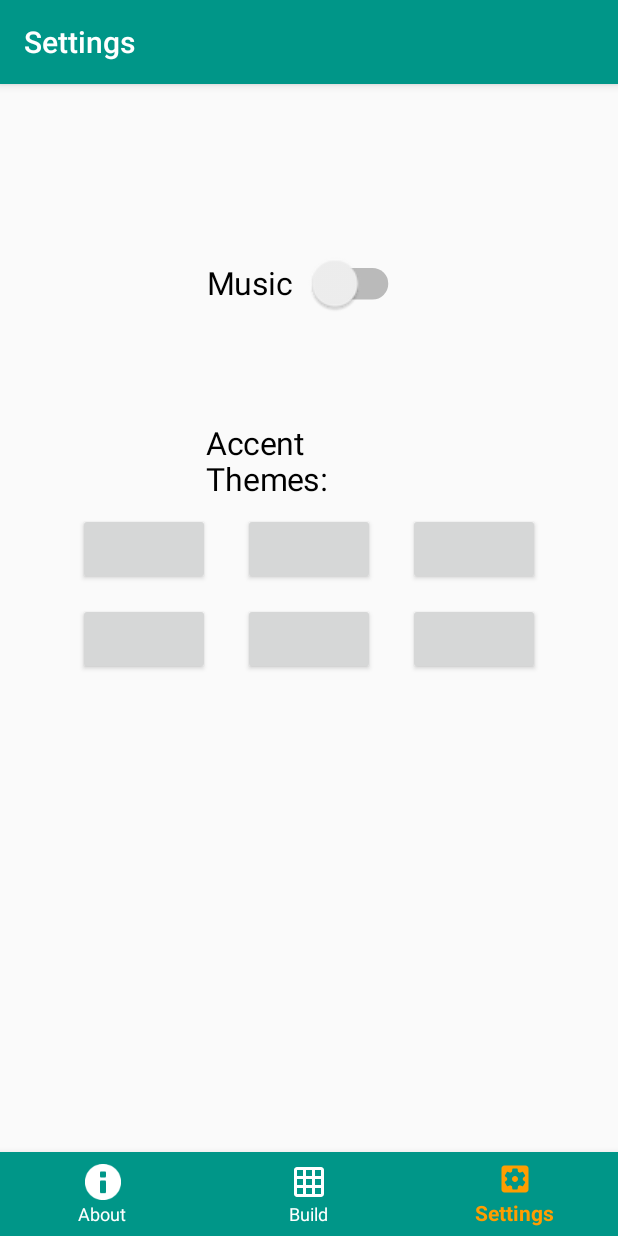
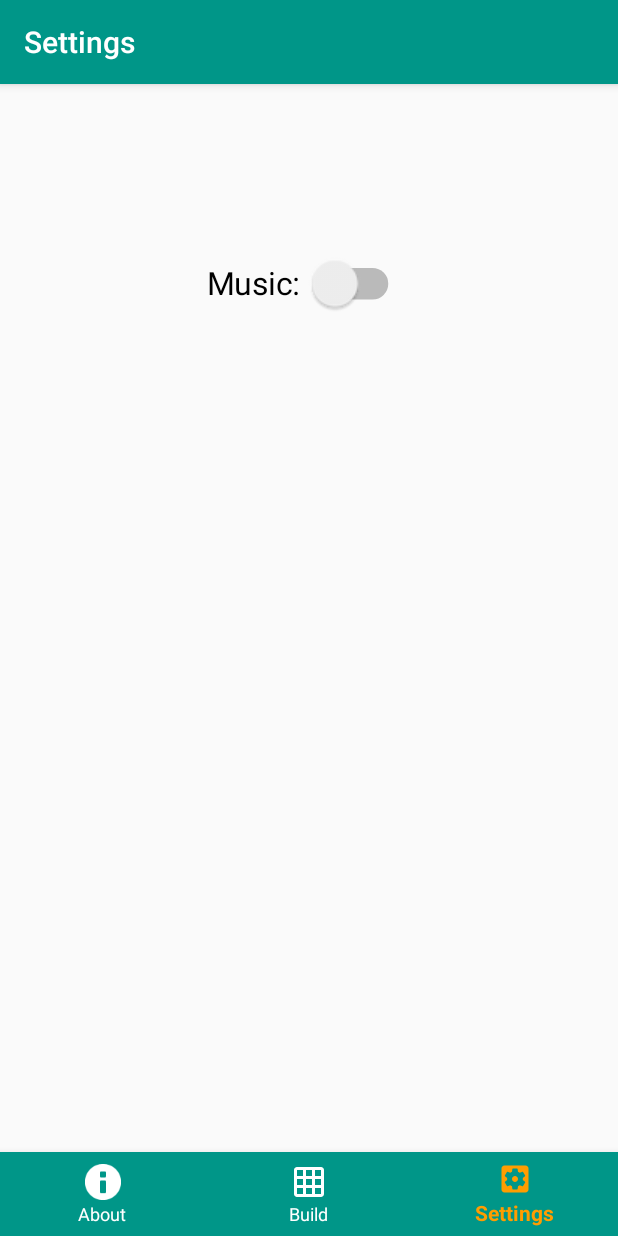
Before and after one commit to OmBhatt9/TheGameOfLife, an Android app: the SettingsFragment screen opened through its navigation route, on a phone screen of 412 x 824 dp. Run offline under Robolectric (Android 15) with nearby library versions, the phone set to English and light mode, and no system bars; our stand-ins replace navigation-ui.

Commit message:
Push for Presentation.

```diff
--- a/app/src/main/AndroidManifest.xml
+++ b/app/src/main/AndroidManifest.xml
@@ -5,7 +5,7 @@
     <application
         android:allowBackup="true"
         android:icon="@mipmap/golifeicon"
-        android:label="@string/app_name"
+        android:label="Life"
         android:roundIcon="@mipmap/golifeicon_round"
         android:supportsRtl="true"
         android:theme="@style/AppTheme">
--- a/app/src/main/java/com/example/thegameoflife/MainActivity.java
+++ b/app/src/main/java/com/example/thegameoflife/MainActivity.java
@@ -9,8 +9,6 @@ import android.widget.Button;
 
 public class MainActivity extends AppCompatActivity {
 
-    private Button playButton;
-
     @Override
     protected void onCreate(Bundle savedInstanceState) {
         super.onCreate(savedInstanceState);
--- a/app/src/main/java/com/example/thegameoflife/MenuActivity.java
+++ b/app/src/main/java/com/example/thegameoflife/MenuActivity.java
@@ -25,6 +25,11 @@ public class MenuActivity extends AppCompatActivity {
      */
     public static MediaPlayer player;
 
+    /**
+     * onCreate method to set up bottom navigation menu and associate each tab with corresponding layout.
+     * @param savedInstanceState Bundle object in case activity ends unexpectedly.
+     */
+
     @Override
     protected void onCreate(Bundle savedInstanceState) {
         super.onCreate(savedInstanceState);
--- a/app/src/main/java/com/example/thegameoflife/ui/settings/SettingsFragment.java
+++ b/app/src/main/java/com/example/thegameoflife/ui/settings/SettingsFragment.java
@@ -24,7 +24,7 @@ import static android.content.Context.MODE_PRIVATE;
 public class SettingsFragment extends Fragment {
 
     private SettingsViewModel notificationsViewModel;
-    public static Switch musicSwitch;
+    public Switch musicSwitch;
 
 
     public View onCreateView(@NonNull LayoutInflater inflater,
@@ -35,7 +35,7 @@ public class SettingsFragment extends Fragment {
 
         // music settings
         musicSwitch = root.findViewById(R.id.switch2);
-        if (MenuActivity.playing == false) {
+        if (!MenuActivity.playing) {
             final SharedPreferences sharedPrefs = getActivity().getSharedPreferences("com.example.xyle", MODE_PRIVATE);
             musicSwitch.setChecked(sharedPrefs.getBoolean("musicSwitch", false));
         } else {
@@ -62,7 +62,7 @@ public class SettingsFragment extends Fragment {
 
     public void playMusic(View v) {
         if (MenuActivity.player == null) {
-            MenuActivity.player = MediaPlayer.create(getContext(), R.raw.bettermusicithink);
+            MenuActivity.player = MediaPlayer.create(getContext(), R.raw.finalappmusic);
             MenuActivity.player.setLooping(true);
         }
         MenuActivity.player.start();
--- a/app/src/main/res/layout/activity_splash_screen.xml
+++ b/app/src/main/res/layout/activity_splash_screen.xml
@@ -15,7 +15,8 @@
         android:layout_alignParentTop="true"
         android:layout_centerHorizontal="false"
         android:layout_marginTop="1dp"
-        android:src="@drawable/splashreal" />
+        android:src="@drawable/splashreal"
+        android:layout_alignEnd="@id/imageView2" />
 
     <ImageView
         android:id="@+id/imageView2"
@@ -36,7 +37,7 @@
         android:textAlignment="center"
         android:fontFamily="@font/amaticbold"
         android:text="@string/splashquote"
-        android:textSize="32sp"
+        android:textSize="37sp"
         android:typeface="sans"
         android:gravity="center_horizontal" />
 
--- a/app/src/main/res/layout/fragment_settings.xml
+++ b/app/src/main/res/layout/fragment_settings.xml
@@ -6,90 +6,6 @@
     android:layout_height="match_parent"
     tools:context=".ui.settings.SettingsFragment">
 
-    <TextView
-        android:id="@+id/text_accent_colors"
-        android:layout_width="92dp"
-        android:layout_height="46dp"
-        android:layout_marginTop="180dp"
-        android:scaleX="1.5"
-        android:scaleY="1.5"
-        android:text="Accent Themes:"
-        android:textColor="#000000"
-        android:visibility="visible"
-        app:layout_constraintEnd_toEndOf="parent"
-        app:layout_constraintStart_toStartOf="parent"
-        app:layout_constraintTop_toTopOf="parent"
-        tools:visibility="visible" />
-
-    <Button
-        android:id="@+id/button1"
-        android:layout_width="wrap_content"
-        android:layout_height="wrap_content"
-        android:layout_marginTop="230dp"
-        app:layout_constraintEnd_toEndOf="parent"
-        app:layout_constraintStart_toStartOf="parent"
-        app:layout_constraintTop_toTopOf="parent" />
-
-    <Button
-        android:id="@+id/button3"
-        android:layout_width="wrap_content"
-        android:layout_height="wrap_content"
-        android:layout_marginStart="80dp"
-        android:layout_marginLeft="80dp"
-        android:layout_marginTop="290dp"
-        android:layout_marginEnd="300dp"
-        android:layout_marginRight="300dp"
-        app:layout_constraintEnd_toEndOf="parent"
-        app:layout_constraintStart_toStartOf="parent"
-        app:layout_constraintTop_toTopOf="parent" />
-
-    <Button
-        android:id="@+id/button4"
-        android:layout_width="wrap_content"
-        android:layout_height="wrap_content"
-        android:layout_marginTop="290dp"
-        app:layout_constraintEnd_toEndOf="parent"
-        app:layout_constraintStart_toStartOf="parent"
-        app:layout_constraintTop_toTopOf="parent" />
-
-    <Button
-        android:id="@+id/button5"
-        android:layout_width="wrap_content"
-        android:layout_height="wrap_content"
-        android:layout_marginStart="300dp"
-        android:layout_marginLeft="300dp"
-        android:layout_marginTop="230dp"
-        android:layout_marginEnd="80dp"
-        android:layout_marginRight="80dp"
-        app:layout_constraintEnd_toEndOf="parent"
-        app:layout_constraintStart_toStartOf="parent"
-        app:layout_constraintTop_toTopOf="parent" />
-
-    <Button
-        android:id="@+id/button6"
-        android:layout_width="wrap_content"
-        android:layout_height="wrap_content"
-        android:layout_marginStart="300dp"
-        android:layout_marginLeft="300dp"
-        android:layout_marginTop="290dp"
-        android:layout_marginEnd="80dp"
-        android:layout_marginRight="80dp"
-        app:layout_constraintEnd_toEndOf="parent"
-        app:layout_constraintStart_toStartOf="parent"
-        app:layout_constraintTop_toTopOf="parent" />
-
-    <Button
-        android:id="@+id/button2"
-        android:layout_width="wrap_content"
-        android:layout_height="wrap_content"
-        android:layout_marginStart="80dp"
-        android:layout_marginLeft="80dp"
-        android:layout_marginTop="230dp"
-        android:layout_marginEnd="300dp"
-        android:layout_marginRight="300dp"
-        app:layout_constraintEnd_toEndOf="parent"
-        app:layout_constraintStart_toStartOf="parent"
-        app:layout_constraintTop_toTopOf="parent" />
 
     <Switch
         android:id="@+id/switch2"
@@ -98,7 +14,7 @@
         android:layout_marginTop="50dp"
         android:scaleX="1.5"
         android:scaleY="1.5"
-        android:text="Music"
+        android:text="@string/musictext"
         app:layout_constraintEnd_toEndOf="parent"
         app:layout_constraintStart_toStartOf="parent"
         app:layout_constraintTop_toTopOf="parent" />
```
Also changed, not shown: app/src/main/java/com/example/thegameoflife/Cell.java (deleted, +0 -24 lines), app/src/main/java/com/example/thegameoflife/CellManager.java (added, +69 -0 lines), app/src/main/java/com/example/thegameoflife/PixelGridView.java (+77 -50 lines), app/src/main/java/com/example/thegameoflife/SplashScreen.java (+7 -0 lines), app/src/main/java/com/example/thegameoflife/World.java (deleted, +0 -81 lines), app/src/main/res/values/strings.xml (+4 -3 lines), 1 other file.
